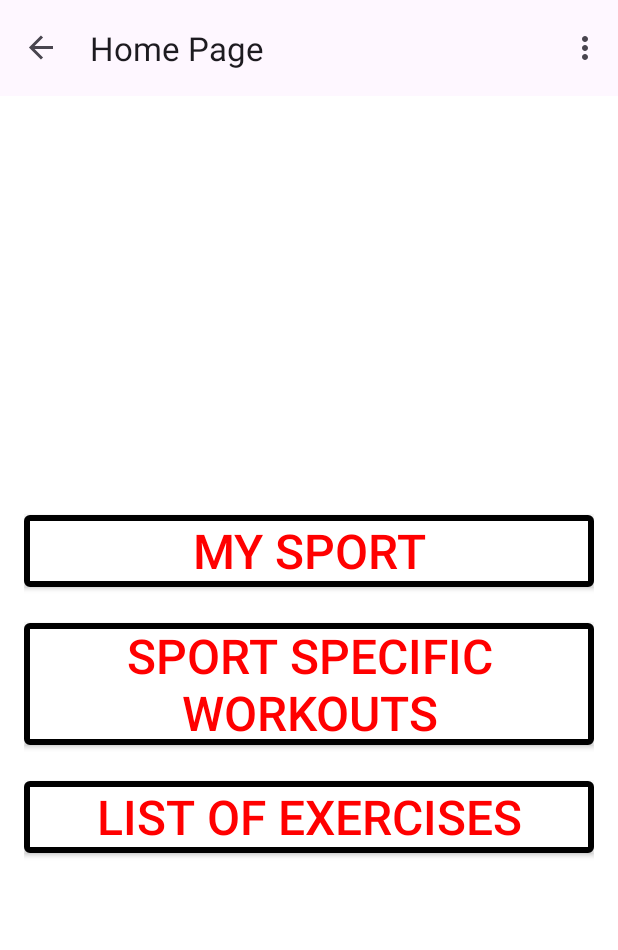
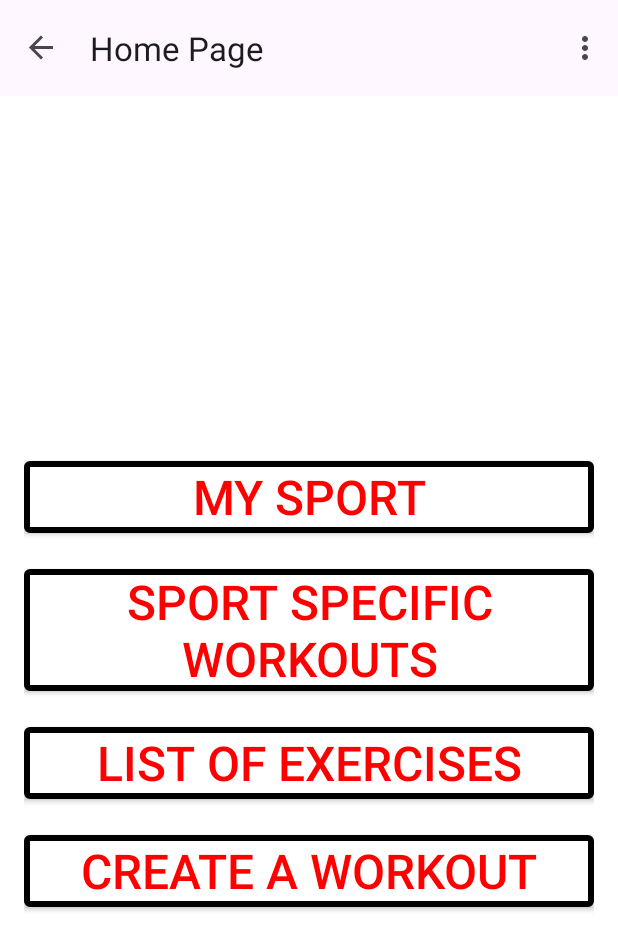
Before and after one commit to AidanMon/CSC-SWE-FitX, an Android app: the HomePage screen opened through its navigation route, on a phone screen of 412 x 824 dp. Shown: the top 950 px of the screen. Run offline under Robolectric (Android 15) with nearby library versions, the phone set to English and light mode, and no system bars; our stand-ins replace Firebase (no records; nobody signed in at launch, a user with empty details on screens opened directly), navigation-ui; 3 statements that could not run were skipped.

Commit message:
Implemented List of exercises, some of Create user workout

```diff
--- a/FitX/app/src/main/java/com/example/fitx/view/HomePage.kt
+++ b/FitX/app/src/main/java/com/example/fitx/view/HomePage.kt
@@ -9,7 +9,7 @@ import androidx.navigation.fragment.findNavController
 import com.example.fitx.R
 import com.example.fitx.databinding.HomePageBinding
 import com.example.fitx.model.Exercise
-import com.example.fitx.repository.AllExerciseList
+import com.example.fitx.repository.AllExerciseLists
 import com.example.fitx.repository.ExerciseRepository
 import com.example.fitx.repository.UserRepository
 
@@ -43,7 +43,7 @@ class HomePage: Fragment() {
                 // Handle the list of exercises
                 allExercises = mutableListOf()          //Setting the list to empty so it doesn't cause issues by adding multiple copies of every exercise
                 allExercises = exerciseList
-                AllExerciseList.exerciseList = allExercises
+                AllExerciseLists.exerciseList = allExercises
 
             }
 
@@ -73,6 +73,10 @@ class HomePage: Fragment() {
             findNavController().navigate((R.id.action_HomePage_to_AllExercises))
         }
 
+        binding.createAWorkoutButton.setOnClickListener {
+            findNavController().navigate((R.id.action_HomePage_to_CreateAWorkout))
+        }
+
         //Button for user sport
         binding.userSport.setOnClickListener {
             //Code to find user sport and go to that page
--- a/FitX/app/src/main/java/com/example/fitx/view/sports/SportWorkouts.kt
+++ b/FitX/app/src/main/java/com/example/fitx/view/home_page_links/SportWorkouts.kt
@@ -1,4 +1,4 @@
-package com.example.fitx.view.sports
+package com.example.fitx.view.home_page_links
 
 import android.os.Bundle
 import androidx.fragment.app.Fragment
--- a/FitX/app/src/main/res/layout/home_page.xml
+++ b/FitX/app/src/main/res/layout/home_page.xml
@@ -39,4 +39,14 @@
         android:textColor="@color/red"
         android:textSize="32sp" />
 
+    <androidx.appcompat.widget.AppCompatButton
+        android:id="@+id/createAWorkoutButton"
+        android:layout_width="match_parent"
+        android:layout_height="wrap_content"
+        android:background="@drawable/workout_border"
+        android:text="Create a Workout"
+        android:textColor="@color/red"
+        android:textSize="32sp"
+        android:layout_marginTop="24dp"/>
+
 </LinearLayout>
--- a/FitX/app/src/main/res/layout/sport_workouts_frag.xml
+++ b/FitX/app/src/main/res/layout/sport_workouts_frag.xml
@@ -4,7 +4,7 @@
     xmlns:tools="http://schemas.android.com/tools"
     android:layout_width="match_parent"
     android:layout_height="match_parent"
-    tools:context=".view.sports.SportWorkouts">
+    tools:context=".view.home_page_links.SportWorkouts">
 
     <androidx.constraintlayout.widget.ConstraintLayout
         android:layout_width="match_parent"
--- a/FitX/app/src/main/res/navigation/nav_graph.xml
+++ b/FitX/app/src/main/res/navigation/nav_graph.xml
@@ -42,6 +42,7 @@
 
     </fragment>
 
+    <!-- Homepage Fragment-->
     <fragment
         android:id="@+id/HomePage"
         android:name="com.example.fitx.view.HomePage"
@@ -55,7 +56,7 @@
             android:id="@+id/action_HomePage_to_SportsWorkouts"
             app:destination="@id/SportWorkouts"/>
 
-        <!--Added all these actions-->
+        <!--Homepage to specific sports-->
         <action
             android:id="@+id/action_HomePage_to_BaseballWorkouts"
             app:destination="@id/BaseballWorkouts" />
@@ -77,26 +78,52 @@
         <action
             android:id="@+id/action_HomePage_to_SwimmingWorkouts"
             app:destination="@id/SwimmingWorkouts" />
+
         <!--All Exercises Navigation-->
         <action
             android:id="@+id/action_HomePage_to_AllExercises"
             app:destination="@id/AllExercises" />
+        <!--Create a workout Navigation-->
+        <action
+            android:id="@+id/action_HomePage_to_CreateAWorkout"
+            app:destination="@id/CreateAWorkout" />
 
     </fragment>
 
     <!--All Exercises Fragment-->
     <fragment
         android:id="@+id/AllExercises"
-        android:name="com.example.fitx.view.sports.AllExercises"
+        android:name="com.example.fitx.view.home_page_links.AllExercises"
         android:label="@string/all_exercises_label"
         tools:layout="@layout/all_exercises_frag">
+    </fragment>
+
+    <!--Create a workout Fragment-->
+    <fragment
+        android:id="@+id/CreateAWorkout"
+        android:name="com.example.fitx.view.home_page_links.CreateAWorkout"
+        android:label="@string/create_a_workout_label"
+        tools:layout="@layout/create_a_workout_frag">
+
+        <!--To current created workout Navigation-->
+        <action
+            android:id="@+id/action_CreateAWorkout_to_CurrentCreatedWorkout"
+            app:destination="@id/CurrentCreatedWorkout" />
+    </fragment>
+
+    <!--Current created workout Fragment-->
+    <fragment
+        android:id="@+id/CurrentCreatedWorkout"
+        android:name="com.example.fitx.view.created_workouts.CurrentCreatedWorkout"
+        android:label="@string/current_created_workout_label"
+        tools:layout="@layout/current_created_workout_frag">
     </fragment>
 
     <!--Added-->
     <!--Sport selector Fragment-->
     <fragment
         android:id="@+id/SportWorkouts"
-        android:name="com.example.fitx.view.sports.SportWorkouts"
+        android:name="com.example.fitx.view.home_page_links.SportWorkouts"
         android:label="@string/sport_workouts_label"
         tools:layout="@layout/sport_workouts_frag">
         <!--To football workouts-->
--- a/FitX/app/src/main/res/values/colors.xml
+++ b/FitX/app/src/main/res/values/colors.xml
@@ -3,4 +3,5 @@
     <color name="black">#FF000000</color>
     <color name="white">#FFFFFFFF</color>
     <color name="red">#ff0000</color>
+    <color name="purple">#8C07DD</color>
 </resources>
--- a/FitX/app/src/main/res/values/strings.xml
+++ b/FitX/app/src/main/res/values/strings.xml
@@ -9,17 +9,20 @@
     <string name="full_screen_notice">**May have to \npress a few times</string>
     <string name="all_exercises_header">All Exercises</string>
     <string name="all_exercises_label">List Of Exercises</string>
+    <string name="create_a_workout_label">Create A Workout</string>
+    <string name="current_created_workout_label">Current Workout</string>
+    <string name="current_created_workout_header">Current Workout</string>
 
     <string-array name="sportItems">
         <item>Baseball</item>
         <item>Football</item>
-        <item>Soccor</item>
+        <item>Soccer</item>
         <item>Tennis</item>
         <item>Basketball</item>
     </string-array>
     <string-array name="experienceItems">
         <item>Beginner</item>
-        <item>Intermidate</item>
+        <item>Intermediate</item>
         <item>Expert</item>
     </string-array>
 
```
Also changed, not shown: 187 other files.
